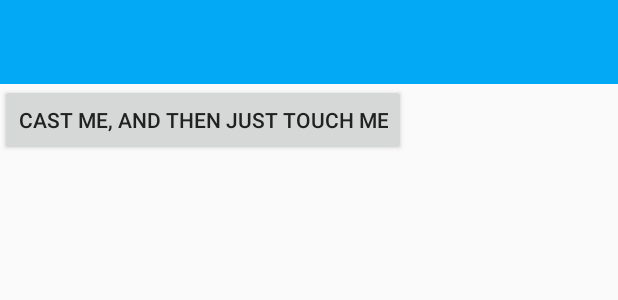
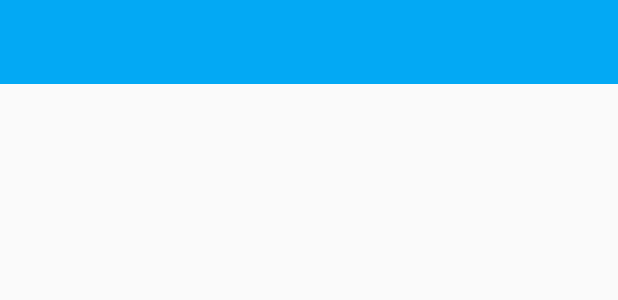
Before and after one commit to arkty/caster, an Android app: the layout activity_main.xml on its own in the app's theme, with its tools: preview values and no code run, on a phone screen of 412 x 824 dp. Shown: the top 300 px of the screen. Run offline under Robolectric (Android 15) with nearby library versions, the phone set to English and light mode, and no system bars.

```diff
--- a/app/src/main/java/ga/arkty/caster/MainActivity.java
+++ b/app/src/main/java/ga/arkty/caster/MainActivity.java
@@ -32,9 +32,9 @@ public class MainActivity extends AppCompatActivity {
 
         castManager = VideoCastManager.getInstance();
         castConsumer = new SingleVideoCastConsumer(this,
-                "https://goo.gl/E80S9M",
+                "http://storage14.swap.sampo.ru/%D0%A1%D0%B5%D1%80%D0%B8%D0%B0%D0%BB%D1%8B/%D0%97%D0%B0%D1%80%D1%83%D0%B1%D0%B5%D0%B6%D0%BD%D1%8B%D0%B5/%D0%98%D0%B3%D1%80%D0%B0%20%D0%BF%D1%80%D0%B5%D1%81%D1%82%D0%BE%D0%BB%D0%BE%D0%B2%20%28Game%20of%20Thrones%29/%D0%A1%D0%B5%D0%B7%D0%BE%D0%BD%206/Game.of.Thrones.S06E10.1080p.rus.LostFilm.TV.mkv",
                 "Jet Packs Was Yes", "Periphery",
-                "http://fugostudios.com/wp-content/uploads/2012/02/periphery720p-600x338.jpg", "video/mp4") {
+                "http://fugostudios.com/wp-content/uploads/2012/02/periphery720p-600x338.jpg", "video/mkv") {
             @Override
             public void onPlaybackFinished() {
                 disconnectDevice();
--- a/app/src/main/res/layout/activity_main.xml
+++ b/app/src/main/res/layout/activity_main.xml
@@ -15,9 +15,4 @@
         android:background="?attr/colorPrimary"
         app:theme="@style/ThemeOverlay.AppCompat.Dark.ActionBar"
         app:popupTheme="@style/ThemeOverlay.AppCompat.Light" />
-    <Button
-        android:layout_width="wrap_content"
-        android:layout_height="wrap_content"
-        android:id="@+id/castme"
-        android:text="Cast me, and then just touch me"/>
 </LinearLayout>
```
